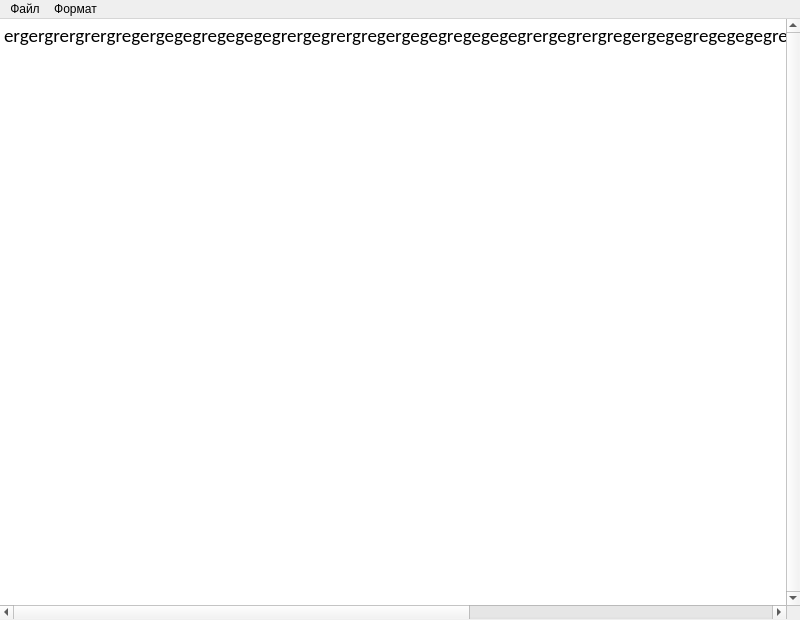
Qt form UnderNote/redactor.ui (Akimeo/UnderNote) before a commit.
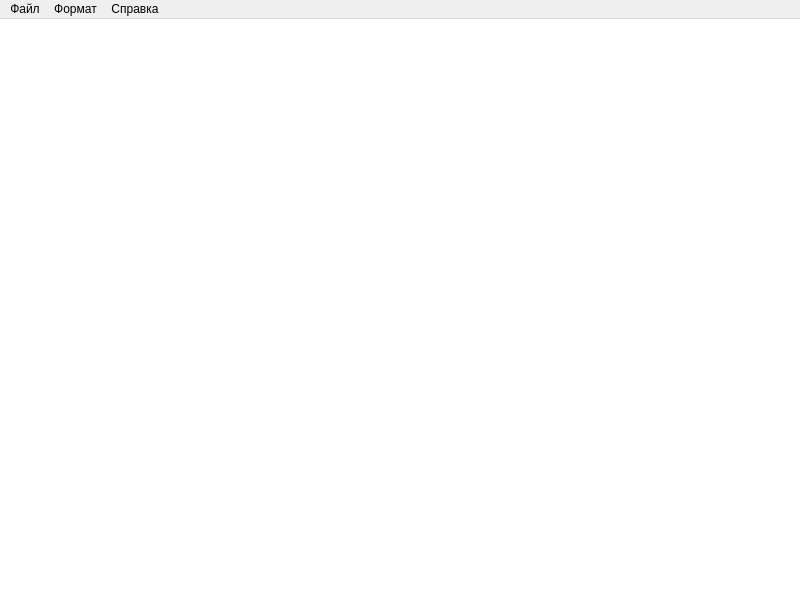
The same form after that commit. Icons and pictures are not drawn.

Patch:
```diff
--- a/UnderNote/redactor.ui
+++ b/UnderNote/redactor.ui
@@ -7,7 +7,7 @@
     <x>0</x>
     <y>0</y>
     <width>800</width>
-    <height>620</height>
+    <height>600</height>
    </rect>
   </property>
   <property name="windowTitle">
@@ -33,10 +33,10 @@
    <widget class="QPlainTextEdit" name="NotePlace">
     <property name="geometry">
      <rect>
-      <x>0</x>
-      <y>0</y>
-      <width>800</width>
-      <height>600</height>
+      <x>-10</x>
+      <y>-10</y>
+      <width>851</width>
+      <height>631</height>
      </rect>
     </property>
     <property name="minimumSize">
@@ -61,7 +61,7 @@
      <enum>Qt::ScrollBarAlwaysOn</enum>
     </property>
     <property name="horizontalScrollBarPolicy">
-     <enum>Qt::ScrollBarAlwaysOn</enum>
+     <enum>Qt::ScrollBarAsNeeded</enum>
     </property>
     <property name="sizeAdjustPolicy">
      <enum>QAbstractScrollArea::AdjustToContentsOnFirstShow</enum>
@@ -70,8 +70,7 @@
      <enum>QPlainTextEdit::NoWrap</enum>
     </property>
     <property name="plainText">
-     <string>ergergrergrergregergegegregegegegrergegrergregergegegregegegegrergegrergregergegegregegegegrergegrergregergegegregegegegrergegrergregergegegregegegegrerge
-</string>
+     <string/>
     </property>
     <property name="textInteractionFlags">
      <set>Qt::LinksAccessibleByKeyboard|Qt::LinksAccessibleByMouse|Qt::TextBrowserInteraction|Qt::TextEditable|Qt::TextEditorInteraction|Qt::TextSelectableByKeyboard|Qt::TextSelectableByMouse</set>
@@ -102,9 +101,17 @@
     </property>
     <addaction name="wrapp"/>
     <addaction name="setFileFont"/>
+    <addaction name="menu_5"/>
+   </widget>
+   <widget class="QMenu" name="menu_4">
+    <property name="title">
+     <string>Справка</string>
+    </property>
+    <addaction name="abouAct"/>
    </widget>
    <addaction name="menu"/>
    <addaction name="menu_3"/>
+   <addaction name="menu_4"/>
   </widget>
   <action name="fileOpen">
    <property name="text">
```
Left out of the diff: 66 changed lines with no effect on the pictures.
